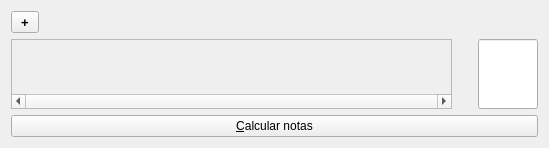
This is src/notas/gestor_notas.ui in BackupTheBerlios/gearc as Qt 5 draws it before an edit. The edited form follows.
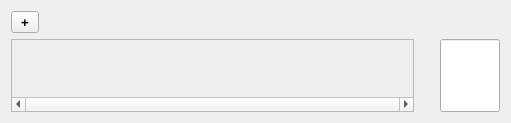
This is the edited form.

Commit message: Cambios en las notas y la interfaz.

Patch:
```diff
--- a/src/notas/gestor_notas.ui
+++ b/src/notas/gestor_notas.ui
@@ -7,8 +7,8 @@
    <rect>
     <x>0</x>
     <y>0</y>
-    <width>549</width>
-    <height>140</height>
+    <width>511</width>
+    <height>123</height>
    </rect>
   </property>
   <property name="windowTitle">
@@ -33,11 +33,25 @@
          <rect>
           <x>0</x>
           <y>0</y>
-          <width>445</width>
-          <height>43</height>
+          <width>407</width>
+          <height>59</height>
          </rect>
         </property>
-        <layout class="QHBoxLayout" name="horizontalLayout"/>
+        <layout class="QHBoxLayout" name="layout_notas">
+         <item>
+          <spacer name="hSpacer_notas">
+           <property name="orientation">
+            <enum>Qt::Horizontal</enum>
+           </property>
+           <property name="sizeHint" stdset="0">
+            <size>
+             <width>40</width>
+             <height>20</height>
+            </size>
+           </property>
+          </spacer>
+         </item>
+        </layout>
        </widget>
       </widget>
      </item>
@@ -65,12 +79,6 @@
          <verstretch>0</verstretch>
         </sizepolicy>
        </property>
-       <property name="minimumSize">
-        <size>
-         <width>50</width>
-         <height>50</height>
-        </size>
-       </property>
        <property name="maximumSize">
         <size>
          <width>60</width>
@@ -138,29 +146,6 @@
      </property>
     </widget>
    </item>
-   <item row="3" column="0">
-    <widget class="QPushButton" name="btn_calcular">
-     <property name="toolTip">
-      <string>Calcula las notas necesarias para alcanzar un promedio dado.</string>
-     </property>
-     <property name="text">
-      <string>&amp;Calcular notas</string>
-     </property>
-    </widget>
-   </item>
-   <item row="2" column="0">
-    <spacer name="verticalSpacer">
-     <property name="orientation">
-      <enum>Qt::Vertical</enum>
-     </property>
-     <property name="sizeHint" stdset="0">
-      <size>
-       <width>20</width>
-       <height>40</height>
-      </size>
-     </property>
-    </spacer>
-   </item>
   </layout>
  </widget>
  <resources/>
```
Left out of the diff: 16 changed lines with no effect on the pictures. The commit also changes 9 other files.
